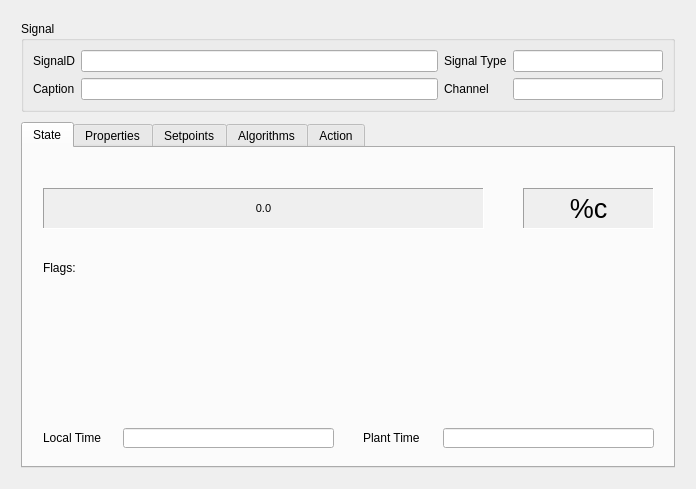
whiteman-kr/u7set, file Monitor/DialogSignalInfo.ui: the form before one commit.
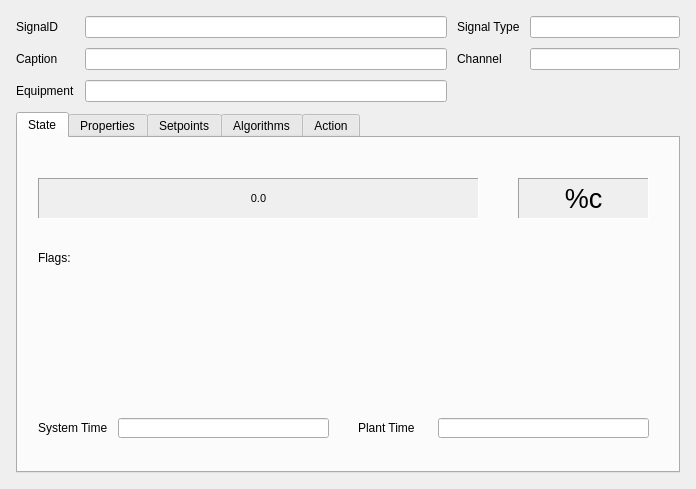
The form after the commit. Custom widgets are drawn as their Qt base class.

Commit message: RPCT-1600, Monitor, Trends: Drag and drop signal from DialogSiganlInfo to trend

The edit to the form file:
```diff
--- a/Monitor/DialogSignalInfo.ui
+++ b/Monitor/DialogSignalInfo.ui
@@ -41,25 +41,19 @@
       <number>10</number>
      </property>
      <property name="leftMargin">
-      <number>10</number>
+      <number>5</number>
      </property>
      <property name="topMargin">
-      <number>10</number>
+      <number>5</number>
      </property>
      <property name="rightMargin">
-      <number>10</number>
+      <number>5</number>
      </property>
      <property name="bottomMargin">
-      <number>10</number>
+      <number>5</number>
      </property>
      <item>
-      <widget class="QGroupBox" name="groupBox">
-       <property name="title">
-        <string>Signal</string>
-       </property>
-       <layout class="QGridLayout" name="gridLayout_2">
-        <item row="0" column="0">
-         <layout class="QGridLayout" name="gridLayout" rowstretch="0,0" columnstretch="0,1,0,0">
+      <layout class="QGridLayout" name="gridLayout" rowstretch="0,0,0" columnstretch="0,1,0,0">
           <item row="0" column="1">
            <widget class="QLineEdit" name="editCustomAppID">
             <property name="font">
@@ -69,19 +63,8 @@
               <bold>true</bold>
              </font>
             </property>
-            <property name="readOnly">
-             <bool>true</bool>
-            </property>
-           </widget>
-          </item>
-          <item row="1" column="1">
-           <widget class="QLineEdit" name="editCaption">
-            <property name="font">
-             <font>
-              <pointsize>8</pointsize>
-              <weight>75</weight>
-              <bold>true</bold>
-             </font>
+         <property name="acceptDrops">
+          <bool>false</bool>
             </property>
             <property name="readOnly">
              <bool>true</bool>
@@ -101,24 +84,72 @@
             </property>
            </widget>
           </item>
-          <item row="1" column="2">
-           <widget class="QLabel" name="label_8">
+       <item row="0" column="0">
+        <widget class="QLabelAppSignalDragAndDrop" name="signalIdLabel">
             <property name="text">
-             <string>Channel</string>
+          <string>SignalD</string>
+         </property>
+        </widget>
+       </item>
+       <item row="0" column="2">
+        <widget class="QLabel" name="signalTypeLabel">
+         <property name="text">
+          <string>Signal Type</string>
             </property>
            </widget>
           </item>
           <item row="1" column="0">
-           <widget class="QLabel" name="label_4">
+        <widget class="QLabelAppSignalDragAndDrop" name="captionLabel">
             <property name="text">
              <string>Caption</string>
             </property>
            </widget>
           </item>
-          <item row="0" column="0">
-           <widget class="QLabel" name="label_2">
+       <item row="2" column="0">
+        <widget class="QLabel" name="equipmentLabel">
             <property name="text">
-             <string>SignalD</string>
+          <string>Equipment</string>
+         </property>
+        </widget>
+       </item>
+       <item row="1" column="1">
+        <widget class="QLineEdit" name="editCaption">
+         <property name="font">
+          <font>
+           <pointsize>8</pointsize>
+           <weight>75</weight>
+           <bold>true</bold>
+          </font>
+         </property>
+         <property name="acceptDrops">
+          <bool>false</bool>
+         </property>
+         <property name="readOnly">
+          <bool>true</bool>
+         </property>
+        </widget>
+       </item>
+       <item row="2" column="1">
+        <widget class="QLineEdit" name="editEquipment">
+         <property name="font">
+          <font>
+           <pointsize>8</pointsize>
+           <weight>50</weight>
+           <bold>false</bold>
+          </font>
+         </property>
+         <property name="acceptDrops">
+          <bool>false</bool>
+         </property>
+         <property name="readOnly">
+          <bool>true</bool>
+         </property>
+        </widget>
+       </item>
+       <item row="1" column="2">
+        <widget class="QLabel" name="channeLabel">
+         <property name="text">
+          <string>Channel</string>
             </property>
            </widget>
           </item>
@@ -129,17 +160,7 @@
             </property>
            </widget>
           </item>
-          <item row="0" column="2">
-           <widget class="QLabel" name="label_6">
-            <property name="text">
-             <string>Signal Type</string>
-            </property>
-           </widget>
-          </item>
-         </layout>
-        </item>
-       </layout>
-      </widget>
+      </layout>
      </item>
      <item>
       <widget class="QTabWidget" name="tabWidget">
@@ -267,7 +288,7 @@
           </rect>
          </property>
          <property name="text">
-          <string>Local Time</string>
+          <string>System Time</string>
          </property>
         </widget>
         <widget class="QLabel" name="label_19">
@@ -360,6 +381,24 @@
    </item>
   </layout>
  </widget>
+ <customwidgets>
+  <customwidget>
+   <class>QLabelAppSignalDragAndDrop</class>
+   <extends>QLabel</extends>
+   <header location="global">DialogSignalInfo.h</header>
+  </customwidget>
+ </customwidgets>
+ <tabstops>
+  <tabstop>editCustomAppID</tabstop>
+  <tabstop>editCaption</tabstop>
+  <tabstop>editEquipment</tabstop>
+  <tabstop>editSignalType</tabstop>
+  <tabstop>editChannel</tabstop>
+  <tabstop>tabWidget</tabstop>
+  <tabstop>editLocalTime</tabstop>
+  <tabstop>editPlantTime</tabstop>
+  <tabstop>treeProperties</tabstop>
+ </tabstops>
  <resources/>
  <connections/>
 </ui>
```
Left out of the diff: 12 changed lines with no effect on the pictures. Lines whose indentation alone changed are shown as unchanged. The commit also changes 3 other files.
